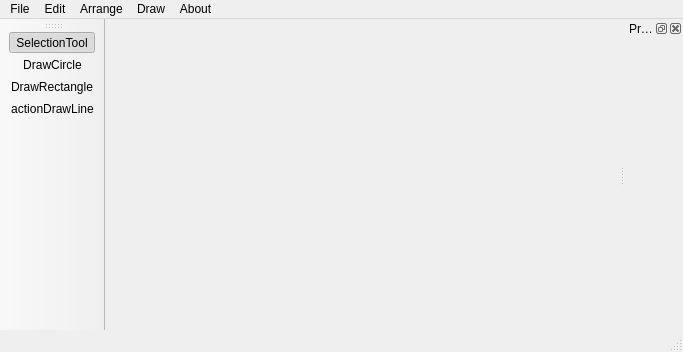
bakabird/homie, file Qt/DrawingApp/app/mainwindow.ui: the form before one commit.
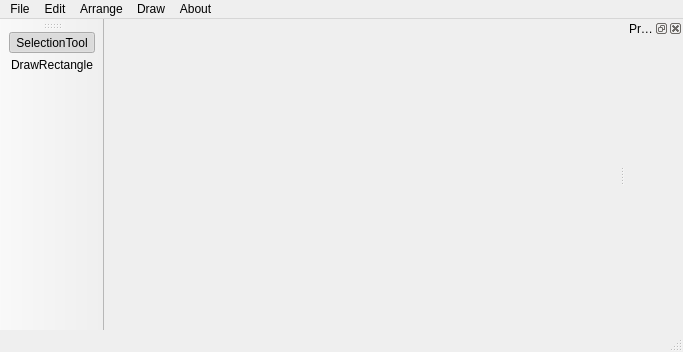
The form after the commit. Icons and pictures are not drawn.

Patch:
```diff
--- a/Qt/DrawingApp/app/mainwindow.ui
+++ b/Qt/DrawingApp/app/mainwindow.ui
@@ -90,12 +90,10 @@
     <enum>LeftToolBarArea</enum>
    </attribute>
    <attribute name="toolBarBreak">
-    <bool>true</bool>
+    <bool>false</bool>
    </attribute>
    <addaction name="actionSelectionTool"/>
-   <addaction name="actionDrawCircle"/>
    <addaction name="actionDrawRectangle"/>
-   <addaction name="actionDrawLine"/>
   </widget>
   <widget class="QDockWidget" name="dockWidget">
    <property name="focusPolicy">
```
Left out of the diff: 37 changed lines with no effect on the pictures.
